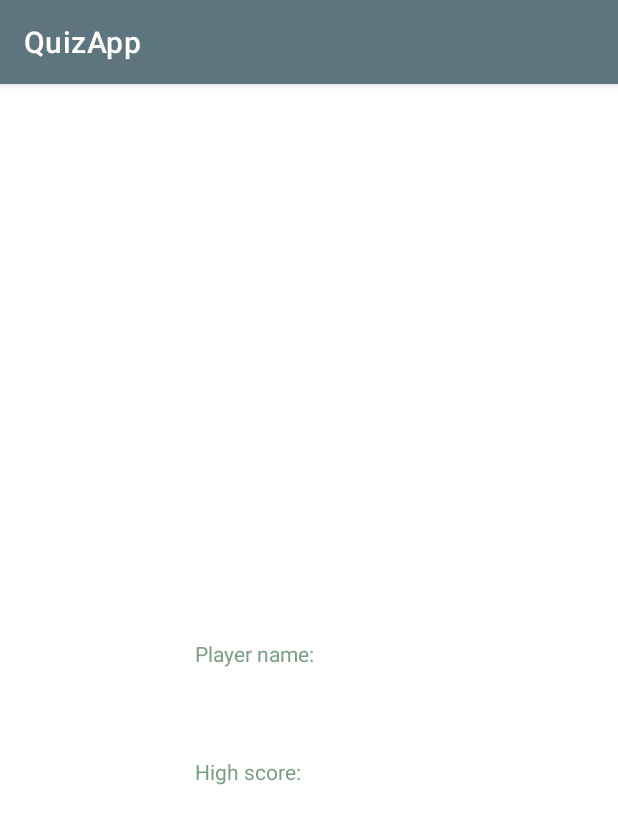
After one commit to kandi00/Android, an Android app: the ProfileFragment screen opened through its navigation route, on a phone screen of 412 x 824 dp. The commit adds this screen. Shown: the top 824 px of the screen. Run offline under Robolectric (Android 15) with nearby library versions, the phone set to English and light mode, and no system bars; our stand-ins replace data binding.

Commit message:
New fragments added

```diff
--- a/QuizApp/app/src/main/java/com/example/quizapp/activity/MainActivity.kt
+++ b/QuizApp/app/src/main/java/com/example/quizapp/activity/MainActivity.kt
@@ -2,10 +2,8 @@ package com.example.quizapp.activity
 
 import android.os.Bundle
 import android.util.Log
-import android.view.LayoutInflater
 import android.widget.Toast
 import androidx.appcompat.app.AppCompatActivity
-import com.example.quizapp.R
 import com.example.quizapp.databinding.ActivityMainBinding
 
 class MainActivity : AppCompatActivity() {
--- /dev/null
+++ b/QuizApp/app/src/main/java/com/example/quizapp/fragment/ProfileFragment.kt
@@ -0,0 +1,33 @@
+package com.example.quizapp.fragment
+
+import android.os.Bundle
+import android.view.LayoutInflater
+import android.view.View
+import android.view.ViewGroup
+import androidx.fragment.app.Fragment
+import com.example.quizapp.databinding.FragmentProfileBinding
+
+class ProfileFragment : Fragment() {
+
+    private lateinit var binding : FragmentProfileBinding
+
+    override fun onCreateView(
+        inflater: LayoutInflater, container: ViewGroup?,
+        savedInstanceState: Bundle?
+    ): View? {
+        // Inflate the layout for this fragment
+        binding = FragmentProfileBinding.inflate(inflater, container, false)
+        val fragment: View =  binding.root
+
+        initializeElements()
+        setListeners()
+        return fragment
+    }
+
+
+    private fun initializeElements(){
+    }
+
+    private fun setListeners(){
+    }
+}
--- /dev/null
+++ b/QuizApp/app/src/main/res/layout/fragment_profile.xml
@@ -0,0 +1,59 @@
+<?xml version="1.0" encoding="utf-8"?>
+<layout xmlns:android="http://schemas.android.com/apk/res/android"
+    xmlns:app="http://schemas.android.com/apk/res-auto"
+    xmlns:tools="http://schemas.android.com/tools">
+
+    <data>
+
+    </data>
+
+    <androidx.constraintlayout.widget.ConstraintLayout
+        android:layout_width="match_parent"
+        android:layout_height="match_parent"
+        android:paddingStart="@dimen/question_fragment_right_padding"
+        android:paddingEnd="@dimen/question_fragment_left_padding"
+        tools:context=".fragment.QuestionFragment">
+
+        <TextView
+            android:id="@+id/playerName"
+            android:layout_width="wrap_content"
+            android:layout_height="wrap_content"
+            android:layout_marginStart="80dp"
+            android:layout_marginTop="370dp"
+            android:textColor="@color/morningBlue"
+            android:text="Player name:"
+            app:layout_constraintStart_toStartOf="parent"
+            app:layout_constraintTop_toTopOf="parent" />
+
+        <TextView
+            android:id="@+id/playerNameText"
+            android:layout_width="wrap_content"
+            android:layout_height="wrap_content"
+            android:layout_marginTop="370dp"
+            android:layout_marginEnd="80dp"
+            android:textColor="@color/morningBlue"
+            app:layout_constraintEnd_toEndOf="parent"
+            app:layout_constraintTop_toTopOf="parent" />
+
+        <TextView
+            android:id="@+id/highScore"
+            android:layout_width="wrap_content"
+            android:layout_height="wrap_content"
+            android:layout_marginStart="80dp"
+            android:layout_marginBottom="300dp"
+            android:textColor="@color/morningBlue"
+            android:text="High score:"
+            app:layout_constraintBottom_toBottomOf="parent"
+            app:layout_constraintStart_toStartOf="parent" />
+
+        <TextView
+            android:id="@+id/highScoreText"
+            android:layout_width="wrap_content"
+            android:layout_height="wrap_content"
+            android:layout_marginEnd="80dp"
+            android:layout_marginBottom="300dp"
+            android:textColor="@color/morningBlue"
+            app:layout_constraintBottom_toBottomOf="parent"
+            app:layout_constraintEnd_toEndOf="parent" />
+    </androidx.constraintlayout.widget.ConstraintLayout>
+</layout>
--- a/QuizApp/app/src/main/res/layout/fragment_quiz_start.xml
+++ b/QuizApp/app/src/main/res/layout/fragment_quiz_start.xml
@@ -89,7 +89,7 @@
             android:id="@+id/imageView"
             android:layout_width="@dimen/quiz_start_fragment_imageView_layout_width"
             android:layout_height="@dimen/quiz_start_fragment_imageView_layout_height"
-            android:layout_marginTop="260dp"
+            android:layout_marginTop="250dp"
             app:layout_constraintEnd_toEndOf="parent"
             app:layout_constraintHorizontal_bias="0.505"
             app:layout_constraintStart_toStartOf="parent"
--- a/QuizApp/app/src/main/res/navigation/my_nav.xml
+++ b/QuizApp/app/src/main/res/navigation/my_nav.xml
@@ -32,4 +32,24 @@
             android:id="@+id/action_questionFragment2_to_quizEndFragment"
             app:destination="@id/quizEndFragment" />
     </fragment>
+    <fragment
+        android:id="@+id/homeFragment"
+        android:name="com.example.quizapp.fragment.HomeFragment"
+        android:label="HomeFragment" >
+        <action
+            android:id="@+id/action_homeFragment_to_quizStartFragment"
+            app:destination="@id/quizStartFragment" />
+    </fragment>
+    <fragment
+        android:id="@+id/questionListFragment"
+        android:name="com.example.quizapp.fragment.QuestionListFragment"
+        android:label="QuestionListFragment" />
+    <fragment
+        android:id="@+id/profileFragment"
+        android:name="com.example.quizapp.fragment.ProfileFragment"
+        android:label="ProfileFragment" />
+    <fragment
+        android:id="@+id/questionAddFragment"
+        android:name="com.example.quizapp.fragment.QuestionAddFragment"
+        android:label="QuestionAddFragment" />
 </navigation>
```
Also changed, not shown: QuizApp/app/src/main/java/com/example/quizapp/fragment/HomeFragment.kt (added, +33 -0 lines), QuizApp/app/src/main/java/com/example/quizapp/fragment/QuestionAddFragment.kt (added, +32 -0 lines), QuizApp/app/src/main/java/com/example/quizapp/fragment/QuestionListFragment.kt (added, +33 -0 lines), QuizApp/app/src/main/res/layout/fragment_home.xml (added, +50 -0 lines), QuizApp/app/src/main/res/layout/fragment_question_add.xml (added, +67 -0 lines), QuizApp/app/src/main/res/layout/fragment_question_list.xml (added, +17 -0 lines), QuizApp/app/src/main/res/menu/navigation_menu.xml (added, +28 -0 lines), 2 other files.
